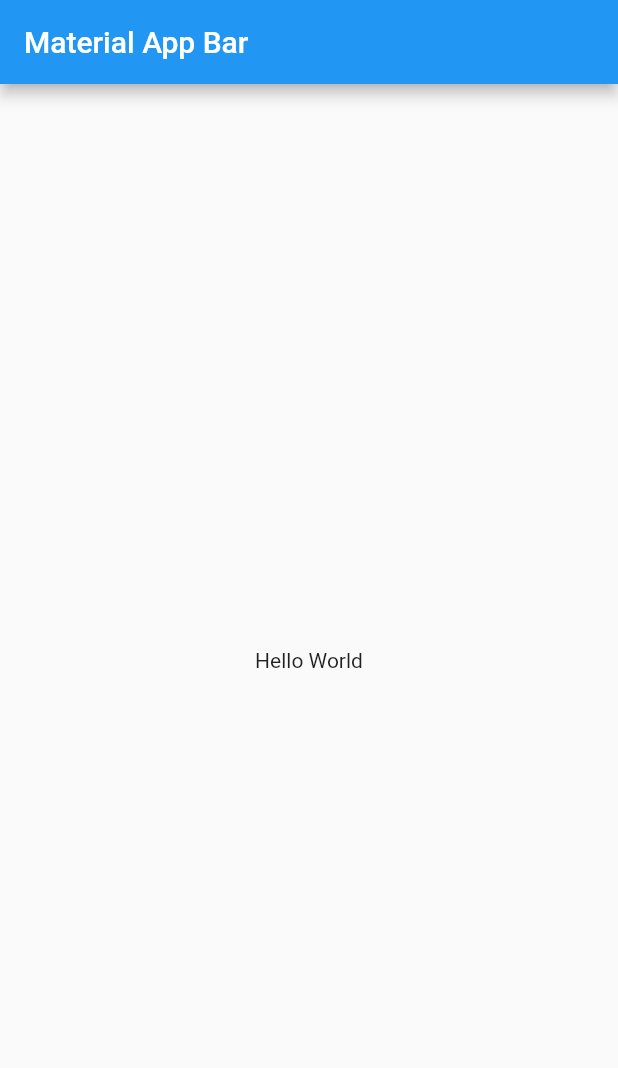
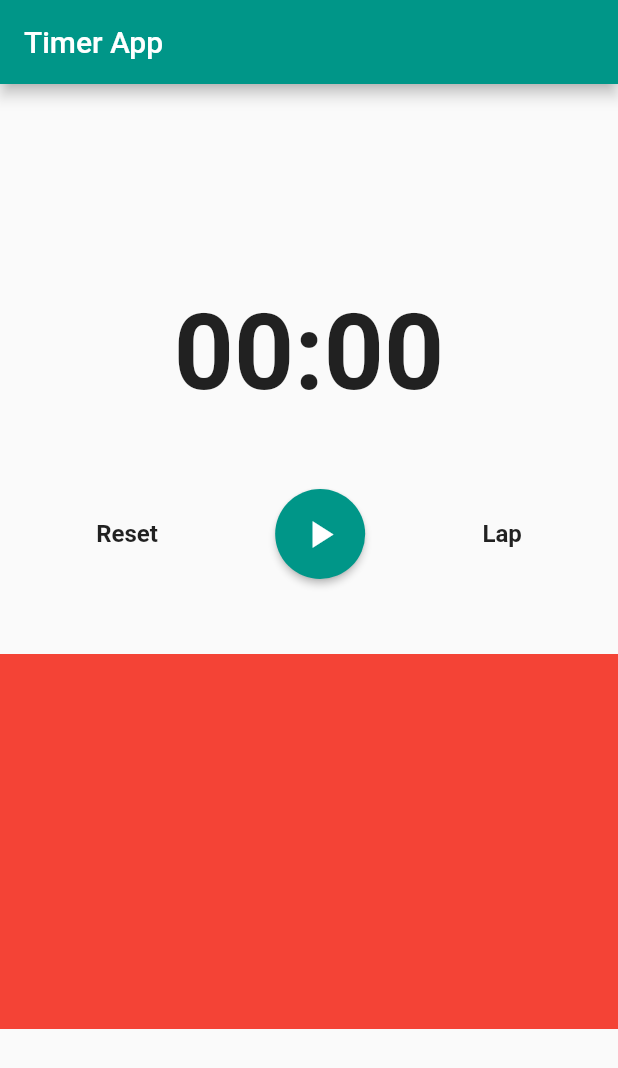
Before and after one commit to jamescardona11/base-state-management, a Flutter app: the screen it shows after launch, on a phone screen of 412 x 824 dp. Shown: the top 1068 px of the screen. Run offline on Flutter 3.47's test engine with Material 2 defaults, Android fonts, the phone set to English and light mode, and no system bars.

Commit message:
Timer and buttons actions

```diff
--- a/timer_app/lib/main.dart
+++ b/timer_app/lib/main.dart
@@ -1,4 +1,5 @@
 import 'package:flutter/material.dart';
+import 'package:timer_app/timer_page.dart';
 
 void main() => runApp(MyApp());
 
@@ -6,16 +7,13 @@ class MyApp extends StatelessWidget {
   @override
   Widget build(BuildContext context) {
     return MaterialApp(
-      title: 'Material App',
+      title: 'Timer App',
+      theme: ThemeData(primaryColor: Colors.teal),
       home: Scaffold(
         appBar: AppBar(
-          title: Text('Material App Bar'),
+          title: Text('Timer App'),
         ),
-        body: Center(
-          child: Container(
-            child: Text('Hello World'),
-          ),
-        ),
+        body: TimerPage(),
       ),
     );
   }
--- /dev/null
+++ b/timer_app/lib/timer_page.dart
@@ -0,0 +1,109 @@
+import 'package:flutter/material.dart';
+
+class TimerPage extends StatelessWidget {
+  final timeLap = [];
+
+  @override
+  Widget build(BuildContext context) {
+    return Scaffold(
+      body: Center(
+        child: Column(
+          mainAxisAlignment: MainAxisAlignment.center,
+          children: [
+            Text(
+              '00:00',
+              style: TextStyle(
+                fontSize: 70,
+                fontWeight: FontWeight.bold,
+              ),
+            ),
+            SizedBox(height: 50),
+            Row(
+              mainAxisAlignment: MainAxisAlignment.spaceEvenly,
+              children: [
+                _ActionText(
+                  text: 'Reset',
+                  onPressed: () {},
+                  enable: true,
+                ),
+                _ActionButton(
+                  icon: Icons.play_arrow,
+                  onPressed: () {},
+                ),
+                _ActionText(
+                  text: 'Lap',
+                  onPressed: () {},
+                  enable: true,
+                ),
+              ],
+            ),
+            SizedBox(height: 50),
+            Container(
+              height: 250,
+              color: Colors.red,
+              child: ListView.builder(
+                itemCount: timeLap.length,
+                itemBuilder: (context, index) {
+                  return Container();
+                },
+              ),
+            ),
+          ],
+        ),
+      ),
+    );
+  }
+}
+
+class _ActionText extends StatelessWidget {
+  final String text;
+  final VoidCallback onPressed;
+  final bool enable;
+
+  const _ActionText({
+    Key key,
+    @required this.text,
+    @required this.onPressed,
+    this.enable = true,
+  }) : super(key: key);
+
+  @override
+  Widget build(BuildContext context) {
+    return enable
+        ? InkWell(
+            onTap: onPressed,
+            child: Text(
+              text,
+              style: TextStyle(fontSize: 16, fontWeight: FontWeight.bold),
+            ),
+          )
+        : Container();
+  }
+}
+
+class _ActionButton extends StatelessWidget {
+  final IconData icon;
+  final VoidCallback onPressed;
+
+  const _ActionButton({
+    Key key,
+    @required this.icon,
+    @required this.onPressed,
+  }) : super(key: key);
+
+  @override
+  Widget build(BuildContext context) {
+    return RawMaterialButton(
+      onPressed: onPressed,
+      elevation: 2.0,
+      fillColor: Colors.teal,
+      child: Icon(
+        icon,
+        size: 30.0,
+        color: Colors.white,
+      ),
+      padding: EdgeInsets.all(15.0),
+      shape: CircleBorder(),
+    );
+  }
+}
```
